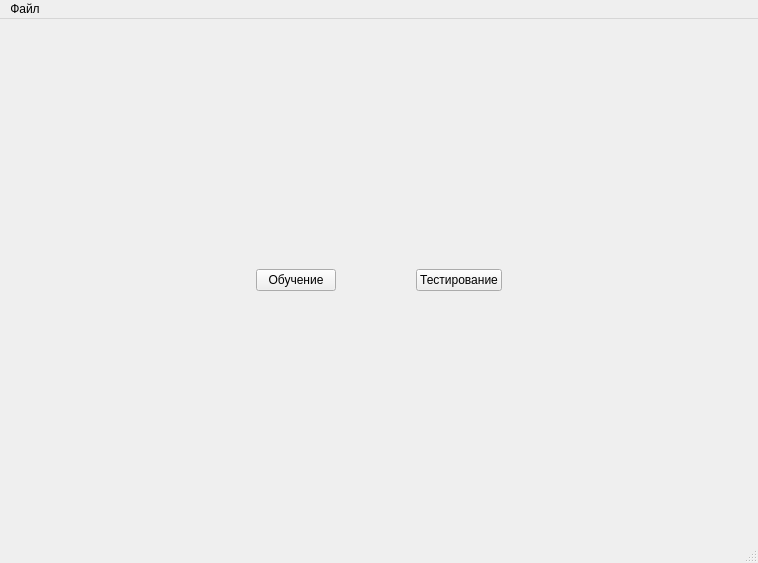
Old version of the form ui/mainwindow.ui in the repository Temprain-ops/nomenclature-1OT20.
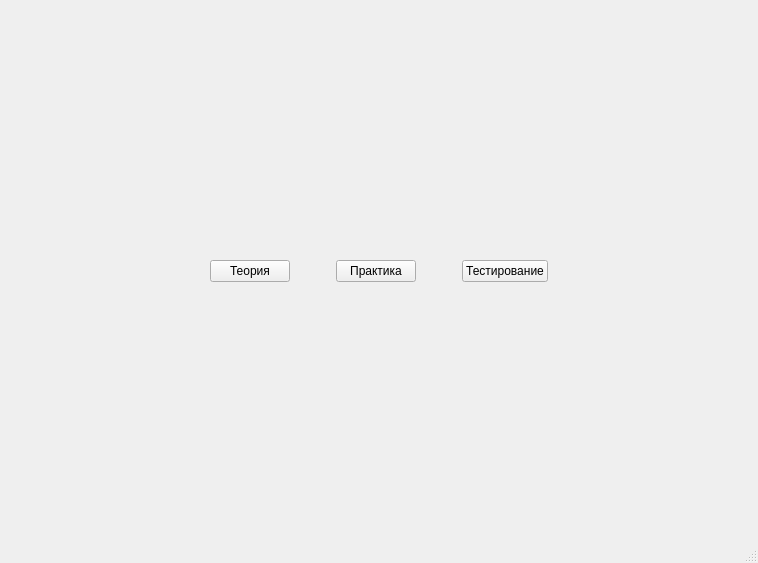
New version of the form.

```diff
--- a/ui/mainwindow.ui
+++ b/ui/mainwindow.ui
@@ -33,7 +33,27 @@
       <item>
        <widget class="QPushButton" name="LearningButton">
         <property name="text">
-         <string>Обучение</string>
+         <string>Теория</string>
+        </property>
+       </widget>
+      </item>
+      <item>
+       <spacer name="horizontalSpacer_4">
+        <property name="orientation">
+         <enum>Qt::Horizontal</enum>
+        </property>
+        <property name="sizeHint" stdset="0">
+         <size>
+          <width>40</width>
+          <height>20</height>
+         </size>
+        </property>
+       </spacer>
+      </item>
+      <item>
+       <widget class="QPushButton" name="practiceButton">
+        <property name="text">
+         <string>Практика</string>
         </property>
        </widget>
       </item>
@@ -109,13 +129,6 @@
      <height>21</height>
     </rect>
    </property>
-   <widget class="QMenu" name="menuFile">
-    <property name="title">
-     <string>Файл</string>
-    </property>
-    <addaction name="action"/>
-   </widget>
-   <addaction name="menuFile"/>
   </widget>
   <widget class="QStatusBar" name="statusbar"/>
   <action name="action">
```
Left out of the diff: 2 changed lines with no effect on the pictures.
